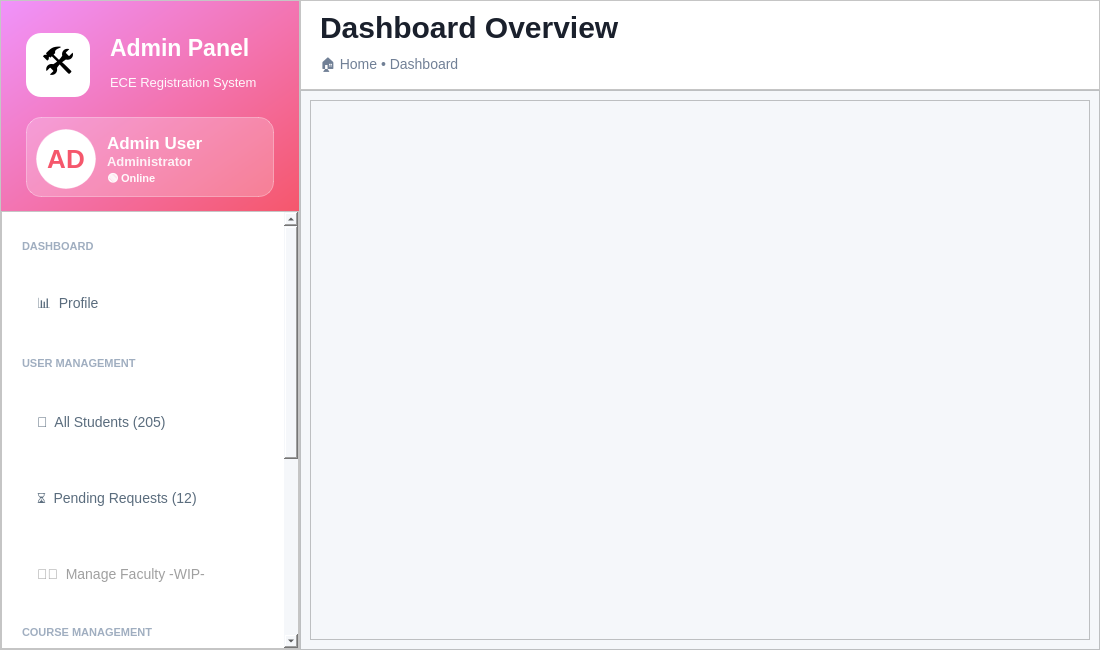
This is app_ui/student_ui/student_dashboard.ui in Yasser-Daffa/ECE-Course-Registeration as Qt 5 draws it before an edit. The edited form follows.
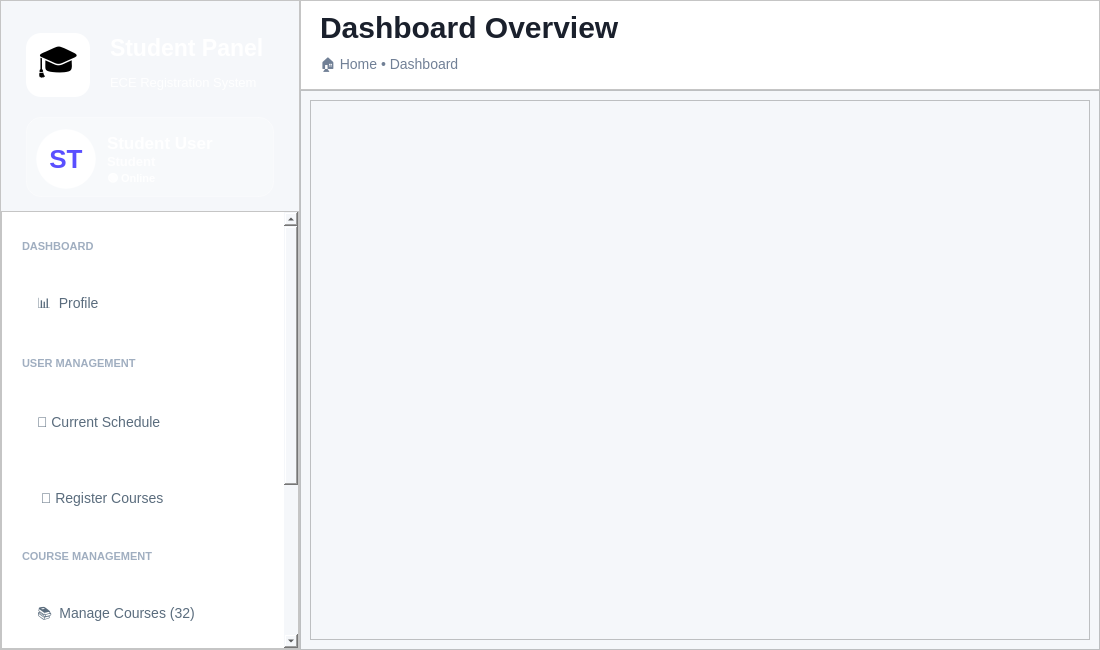
This is the edited form.

Commit message: tweaked on admin dash gui and added student dash

Diff of the .ui file:
```diff
--- a/app_ui/student_ui/student_dashboard.ui
+++ b/app_ui/student_ui/student_dashboard.ui
@@ -93,7 +93,17 @@
           </size>
          </property>
          <property name="styleSheet">
-          <string notr="true">background: qlineargradient(x1:0, y1:0, x2:1, y2:1, stop:0 #f093fb, stop:1 #f5576c);</string>
+          <string notr="true">/* ===== Background Gradient ===== */
+QWidget {
+    background: qlineargradient(
+        x1: 0, y1: 0,
+        x2: 1, y2: 1,
+        stop: 0 #667EEA,   /* start color */
+        stop: 1 #764BA2    /* end color */
+    );
+    font-family: &quot;Segoe UI&quot;;
+}
+</string>
          </property>
          <layout class="QVBoxLayout" name="headerLayout">
           <property name="spacing">
@@ -131,7 +141,7 @@
                <string notr="true">background-color: white; border-radius: 15px; font-size: 34px;</string>
               </property>
               <property name="text">
-               <string>🛠️</string>
+               <string>🎓</string>
               </property>
               <property name="alignment">
                <set>Qt::AlignmentFlag::AlignCenter</set>
@@ -149,7 +159,7 @@
                  <string notr="true">color: white; font-size: 23px; font-weight: 800; background: transparent;</string>
                 </property>
                 <property name="text">
-                 <string>Admin Panel</string>
+                 <string>Student Panel</string>
                 </property>
                </widget>
               </item>
@@ -244,7 +254,7 @@
 border: transparent</string>
                  </property>
                  <property name="text">
-                  <string>Admin User</string>
+                  <string>Student User</string>
                  </property>
                 </widget>
                </item>
@@ -264,7 +274,7 @@
 border: transparent</string>
                  </property>
                  <property name="text">
-                  <string>Administrator</string>
+                  <string>Student</string>
                  </property>
                 </widget>
                </item>
@@ -322,13 +332,14 @@
                </property>
                <property name="styleSheet">
                 <string notr="true">background-color: white;
-color: #f5576c;
+color: #5a4fff;   /* vibrant purple-blue */
 border-radius: 30px;
 font-size: 26px;
-font-weight: 900;</string>
+font-weight: 900;
+</string>
                </property>
                <property name="text">
-                <string>AD</string>
+                <string>ST</string>
                </property>
                <property name="alignment">
                 <set>Qt::AlignmentFlag::AlignCenter</set>
@@ -408,9 +419,9 @@
           <property name="geometry">
            <rect>
             <x>0</x>
-            <y>-330</y>
+            <y>-197</y>
             <width>284</width>
-            <height>795</height>
+            <height>719</height>
            </rect>
           </property>
           <property name="styleSheet">
@@ -548,7 +559,7 @@
 </string>
              </property>
              <property name="text">
-              <string>👥  All Students (205)</string>
+              <string>📅 Current Schedule</string>
              </property>
              <property name="checkable">
               <bool>true</bool>
@@ -601,71 +612,7 @@
 </string>
              </property>
              <property name="text">
-              <string>⏳  Pending Requests (12)</string>
-             </property>
-             <property name="checkable">
-              <bool>true</bool>
-             </property>
-             <attribute name="buttonGroup">
-              <string notr="true">buttonGroupSubmenus</string>
-             </attribute>
-            </widget>
-           </item>
-           <item>
-            <widget class="QPushButton" name="buttonManageFaculty">
-             <property name="enabled">
-              <bool>false</bool>
-             </property>
-             <property name="minimumSize">
-              <size>
-               <width>0</width>
-               <height>48</height>
-              </size>
-             </property>
-             <property name="cursor">
-              <cursorShape>PointingHandCursor</cursorShape>
-             </property>
-             <property name="styleSheet">
-              <string notr="true">QPushButton {
-    background-color: transparent;
-    border: none;
-    border-radius: 10px;
-    color: #5a6c7d;
-    font-size: 14px;
-    text-align: left;
-    padding-left: 15px;
-}
-
-QPushButton:hover {
-    background-color: #f8f9fa;
-    color: #f5576c;
-}
-
-/* CHECKED / TOGGLED STATE */
-QPushButton:checked {
-    background-color: rgba(245, 87, 108, 0.10);  /* faint pink */
-    color: #f5576c; 
-    font-weight: bold;
-    border-left: 4px solid #f5576c;
-    padding-left: 11px; /* adjust so bar doesn’t push content too far */
-}
-
-/* PRESSED STATE */
-QPushButton:pressed {
-    background-color: rgba(245, 87, 108, 0.18);
-}
-
-/* DISABLED STATE */
-QPushButton:disabled {
-    background-color: transparent;
-    color: #a0a0a0;        /* muted grey for disabled */
-    border-left: none;      /* remove left bar if present */
-    font-weight: normal;    /* remove bold */
-}
-</string>
-             </property>
-             <property name="text">
-              <string>👨‍🏫  Manage Faculty -WIP-</string>
+              <string> 📝 Register Courses </string>
              </property>
              <property name="checkable">
               <bool>true</bool>
```
Left out of the diff: 2 changed lines with no effect on the pictures. The commit also changes 2 other files.
